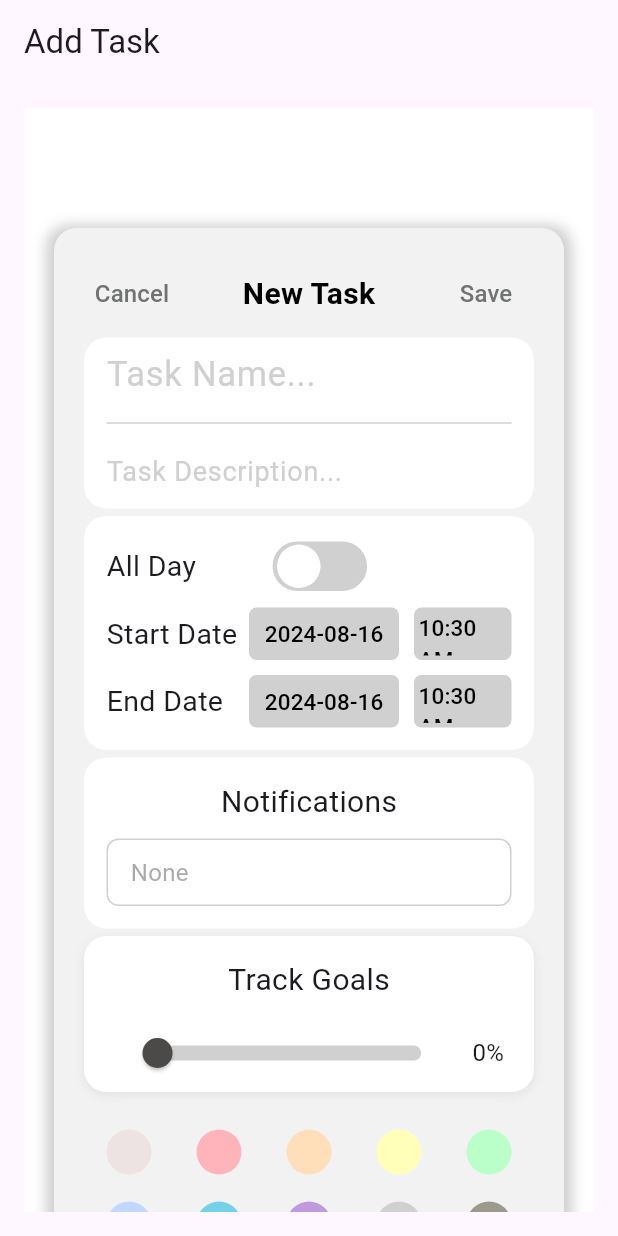
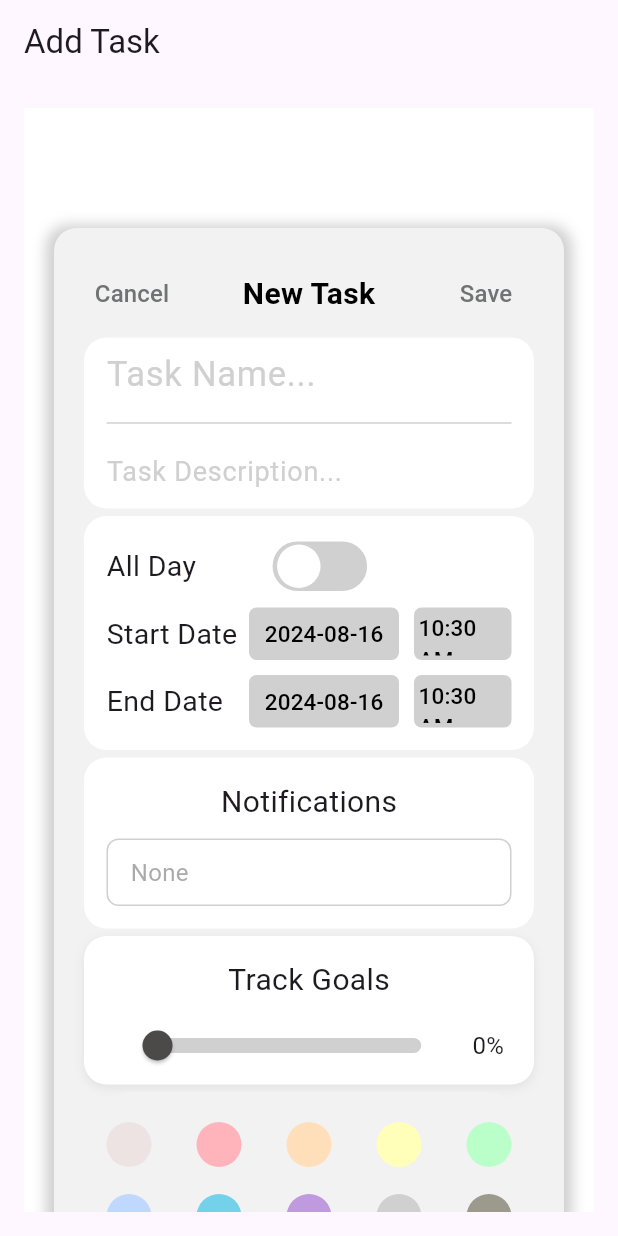
Before and after one commit to Fah4664/reminder-application, a Flutter app: the screen it shows after launch, item 2 of the bottom bar chosen, on a phone screen of 412 x 824 dp. Run offline on Flutter 3.47's test engine with Material 3 defaults, Android fonts, the phone set to English and light mode, and no system bars; our stand-ins replace flutter_local_notifications.

Commit message:
Update track_goals_box.dart

```diff
--- a/lib/track_goals_box.dart
+++ b/lib/track_goals_box.dart
@@ -52,7 +52,7 @@ class TrackGoalsState extends State<TrackGoals> {
             'Track Goals',
             style: TextStyle(fontSize: 20),
           ),
-          const SizedBox(height: 10),
+          const SizedBox(height: 5),
           Row(
             children: <Widget>[
               Expanded(
```
